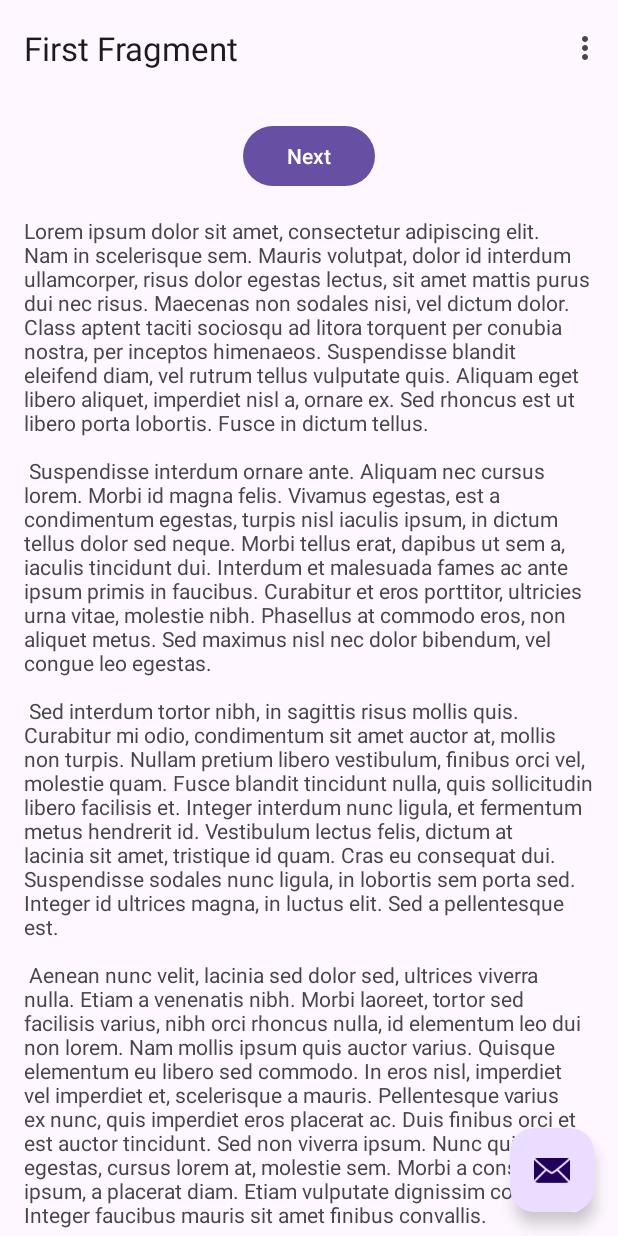
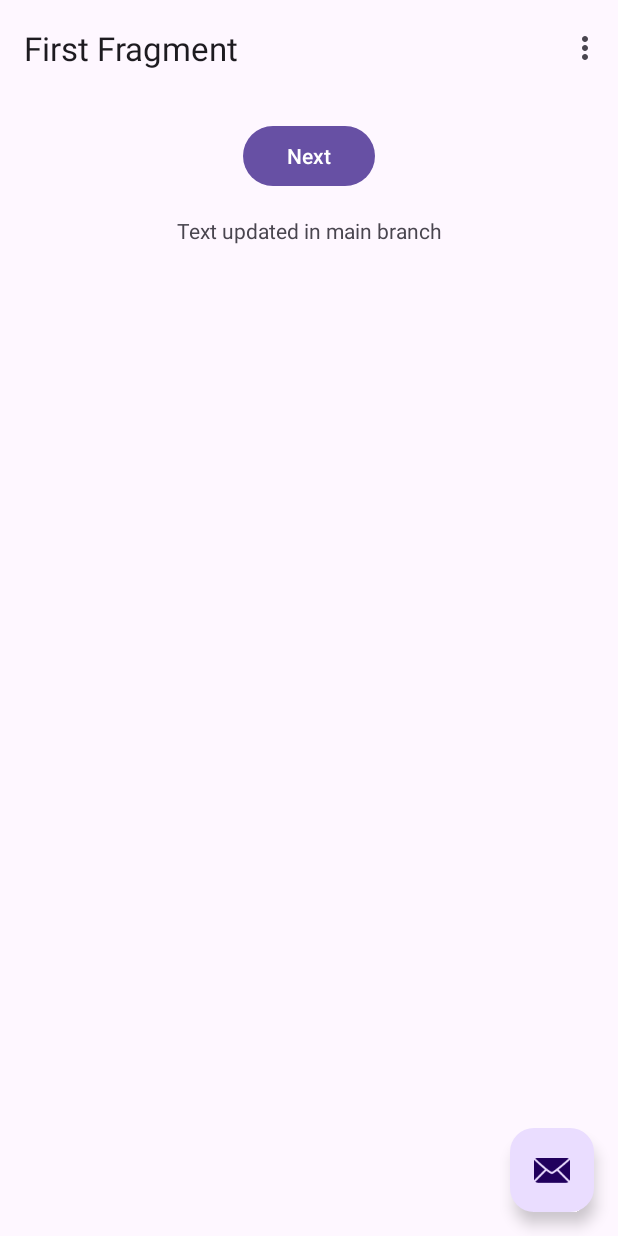
Before and after one commit to Mashaxa/ProjectGitLeonteva, an Android app: the screen it shows after launch (MainActivity), on a phone screen of 412 x 824 dp. Run offline under Robolectric (Android 15) with nearby library versions, the phone set to English and light mode, and no system bars; our stand-ins replace navigation-ui.

Commit message:
Update lorem_ipsum text in strings

```diff
--- a/app/src/main/res/values/strings.xml
+++ b/app/src/main/res/values/strings.xml
@@ -7,40 +7,5 @@
     <string name="next">Next</string>
     <string name="previous">Previous</string>
 
-    <string name="lorem_ipsum">
-        Lorem ipsum dolor sit amet, consectetur adipiscing elit. Nam in scelerisque sem. Mauris
-        volutpat, dolor id interdum ullamcorper, risus dolor egestas lectus, sit amet mattis purus
-        dui nec risus. Maecenas non sodales nisi, vel dictum dolor. Class aptent taciti sociosqu ad
-        litora torquent per conubia nostra, per inceptos himenaeos. Suspendisse blandit eleifend
-        diam, vel rutrum tellus vulputate quis. Aliquam eget libero aliquet, imperdiet nisl a,
-        ornare ex. Sed rhoncus est ut libero porta lobortis. Fusce in dictum tellus.\n\n
-        Suspendisse interdum ornare ante. Aliquam nec cursus lorem. Morbi id magna felis. Vivamus
-        egestas, est a condimentum egestas, turpis nisl iaculis ipsum, in dictum tellus dolor sed
-        neque. Morbi tellus erat, dapibus ut sem a, iaculis tincidunt dui. Interdum et malesuada
-        fames ac ante ipsum primis in faucibus. Curabitur et eros porttitor, ultricies urna vitae,
-        molestie nibh. Phasellus at commodo eros, non aliquet metus. Sed maximus nisl nec dolor
-        bibendum, vel congue leo egestas.\n\n
-        Sed interdum tortor nibh, in sagittis risus mollis quis. Curabitur mi odio, condimentum sit
-        amet auctor at, mollis non turpis. Nullam pretium libero vestibulum, finibus orci vel,
-        molestie quam. Fusce blandit tincidunt nulla, quis sollicitudin libero facilisis et. Integer
-        interdum nunc ligula, et fermentum metus hendrerit id. Vestibulum lectus felis, dictum at
-        lacinia sit amet, tristique id quam. Cras eu consequat dui. Suspendisse sodales nunc ligula,
-        in lobortis sem porta sed. Integer id ultrices magna, in luctus elit. Sed a pellentesque
-        est.\n\n
-        Aenean nunc velit, lacinia sed dolor sed, ultrices viverra nulla. Etiam a venenatis nibh.
-        Morbi laoreet, tortor sed facilisis varius, nibh orci rhoncus nulla, id elementum leo dui
-        non lorem. Nam mollis ipsum quis auctor varius. Quisque elementum eu libero sed commodo. In
-        eros nisl, imperdiet vel imperdiet et, scelerisque a mauris. Pellentesque varius ex nunc,
-        quis imperdiet eros placerat ac. Duis finibus orci et est auctor tincidunt. Sed non viverra
-        ipsum. Nunc quis augue egestas, cursus lorem at, molestie sem. Morbi a consectetur ipsum, a
-        placerat diam. Etiam vulputate dignissim convallis. Integer faucibus mauris sit amet finibus
-        convallis.\n\n
-        Phasellus in aliquet mi. Pellentesque habitant morbi tristique senectus et netus et
-        malesuada fames ac turpis egestas. In volutpat arcu ut felis sagittis, in finibus massa
-        gravida. Pellentesque id tellus orci. Integer dictum, lorem sed efficitur ullamcorper,
-        libero justo consectetur ipsum, in mollis nisl ex sed nisl. Donec maximus ullamcorper
-        sodales. Praesent bibendum rhoncus tellus nec feugiat. In a ornare nulla. Donec rhoncus
-        libero vel nunc consequat, quis tincidunt nisl eleifend. Cras bibendum enim a justo luctus
-        vestibulum. Fusce dictum libero quis erat maximus, vitae volutpat diam dignissim.
-    </string>
+    <string name="lorem_ipsum">Text updated in main branch</string>
 </resources>
```
